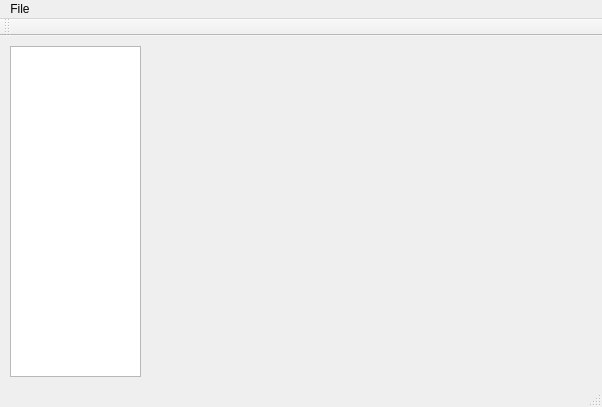
This is 3_Solution/TestConexiune/QClient/QClient.ui in Aleexuta/POO-Proiect-NOrg as Qt 5 draws it before an edit. The edited form follows.
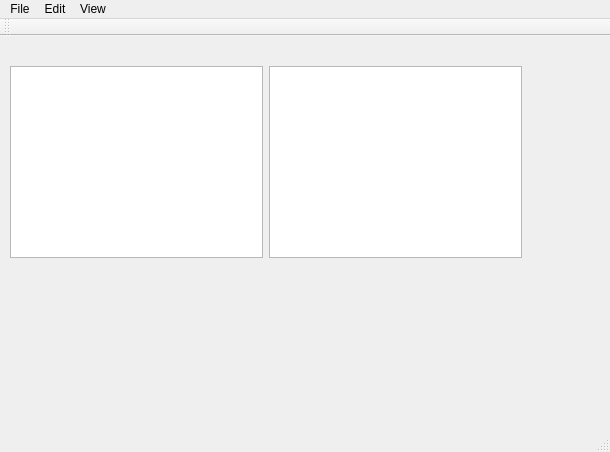
This is the edited form.

Diff of the .ui file:
```diff
--- a/3_Solution/TestConexiune/QClient/QClient.ui
+++ b/3_Solution/TestConexiune/QClient/QClient.ui
@@ -6,8 +6,8 @@
    <rect>
     <x>0</x>
     <y>0</y>
-    <width>602</width>
-    <height>407</height>
+    <width>610</width>
+    <height>452</height>
    </rect>
   </property>
   <property name="windowTitle">
@@ -18,10 +18,26 @@
     <property name="geometry">
      <rect>
       <x>10</x>
-      <y>10</y>
-      <width>131</width>
-      <height>331</height>
+      <y>30</y>
+      <width>253</width>
+      <height>192</height>
      </rect>
+    </property>
+    <property name="autoFillBackground">
+     <bool>false</bool>
+    </property>
+   </widget>
+   <widget class="QTextEdit" name="textEdit">
+    <property name="geometry">
+     <rect>
+      <x>269</x>
+      <y>30</y>
+      <width>253</width>
+      <height>192</height>
+     </rect>
+    </property>
+    <property name="autoFillBackground">
+     <bool>false</bool>
     </property>
    </widget>
   </widget>
@@ -30,8 +46,8 @@
     <rect>
      <x>0</x>
      <y>0</y>
-     <width>602</width>
-     <height>22</height>
+     <width>610</width>
+     <height>26</height>
     </rect>
    </property>
    <widget class="QMenu" name="menuFile">
@@ -40,7 +56,26 @@
     </property>
     <addaction name="actionExit"/>
    </widget>
+   <widget class="QMenu" name="menuEdit">
+    <property name="title">
+     <string>Edit</string>
+    </property>
+    <addaction name="actionCopy_Text"/>
+    <addaction name="actionCut_Text"/>
+    <addaction name="actionPaste_Text"/>
+    <addaction name="actionUndo"/>
+    <addaction name="actionRedo"/>
+   </widget>
+   <widget class="QMenu" name="menuView">
+    <property name="title">
+     <string>View</string>
+    </property>
+    <addaction name="actionZoom_in"/>
+    <addaction name="actionZoom_out"/>
+   </widget>
    <addaction name="menuFile"/>
+   <addaction name="menuEdit"/>
+   <addaction name="menuView"/>
   </widget>
   <widget class="QToolBar" name="mainToolBar">
    <attribute name="toolBarArea">
```
Left out of the diff: 62 changed lines with no effect on the pictures.
